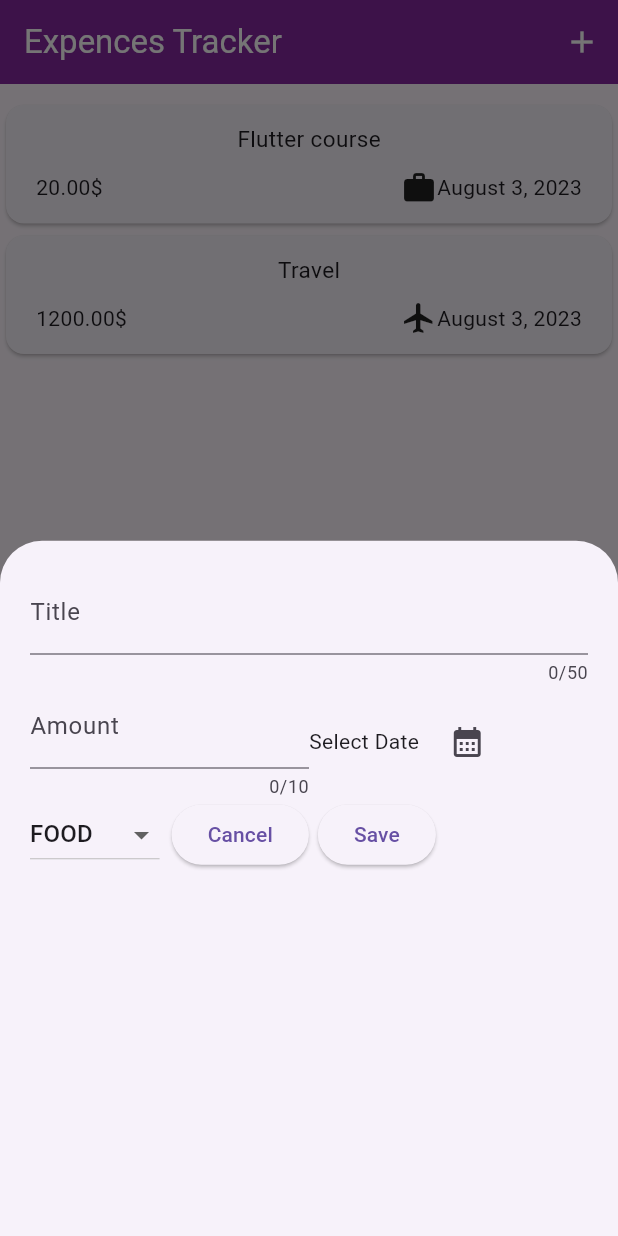
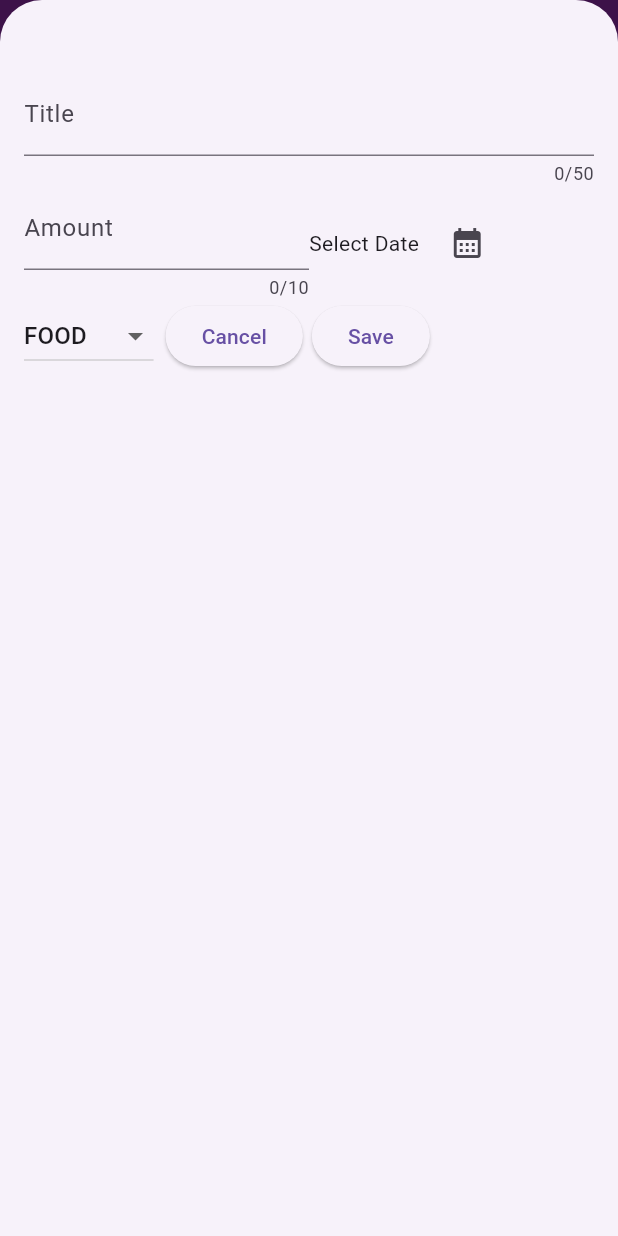
Before and after one commit to HachemiIbrahim/expences-tracker, a Flutter app: the screen it shows after launch, after a tap on the "add" icon, on a phone screen of 412 x 824 dp. Run offline on Flutter 3.47's test engine with Material 2 defaults, Android fonts, the light colour scheme and no system bars.

Commit message:
remove expence

```diff
--- a/lib/widgets/expences.dart
+++ b/lib/widgets/expences.dart
@@ -29,6 +29,7 @@ class _ExpencesState extends State<Expences> {
   // ignore: non_constant_identifier_names
   void _AddExpence() {
     showModalBottomSheet(
+      isScrollControlled: true,
       context: context,
       builder: (context) => NewExpence(onAddExpence: _RegisterExpence),
     );
@@ -37,6 +38,12 @@ class _ExpencesState extends State<Expences> {
   void _RegisterExpence(ExpenceModel expence) {
     setState(() {
       _ReqisteredExpences.add(expence);
+    });
+  }
+
+  void _OnRemovedExpence(ExpenceModel expence) {
+    setState(() {
+      _ReqisteredExpences.remove(expence);
     });
   }
 
@@ -61,7 +68,9 @@ class _ExpencesState extends State<Expences> {
         child: Column(
           children: [
             Expanded(
-              child: ExpencesList(list: _ReqisteredExpences),
+              child: ExpencesList(
+                  onRemovedExpence: _OnRemovedExpence,
+                  list: _ReqisteredExpences),
             ),
           ],
         ),
--- a/lib/widgets/expences_liste.dart
+++ b/lib/widgets/expences_liste.dart
@@ -3,15 +3,24 @@ import 'package:expences_tracker/model/expence_model.dart';
 import 'package:expences_tracker/widgets/expences_item.dart';
 
 class ExpencesList extends StatelessWidget {
-  const ExpencesList({super.key, required this.list});
-
+  const ExpencesList(
+      {super.key, required this.list, required this.onRemovedExpence});
+  final void Function(ExpenceModel expence) onRemovedExpence;
   final List<ExpenceModel> list;
 
   @override
   Widget build(BuildContext context) {
     return ListView.builder(
       itemCount: list.length,
-      itemBuilder: (context, index) => ExpencesItem(expence: list[index]),
+      itemBuilder: (context, index) => Dismissible(
+        key: ValueKey(index),
+        onDismissed: (direction) {
+          onRemovedExpence(list[index]);
+        },
+        child: ExpencesItem(
+          expence: list[index],
+        ),
+      ),
     );
   }
 }
--- a/lib/widgets/new_expence.dart
+++ b/lib/widgets/new_expence.dart
@@ -74,7 +74,7 @@ class _NewExpenceState extends State<NewExpence> {
   @override
   Widget build(BuildContext context) {
     return Padding(
-      padding: const EdgeInsets.all(20),
+      padding: const EdgeInsets.fromLTRB(16, 48, 16, 16),
       child: Column(
         children: [
           TextField(
```
